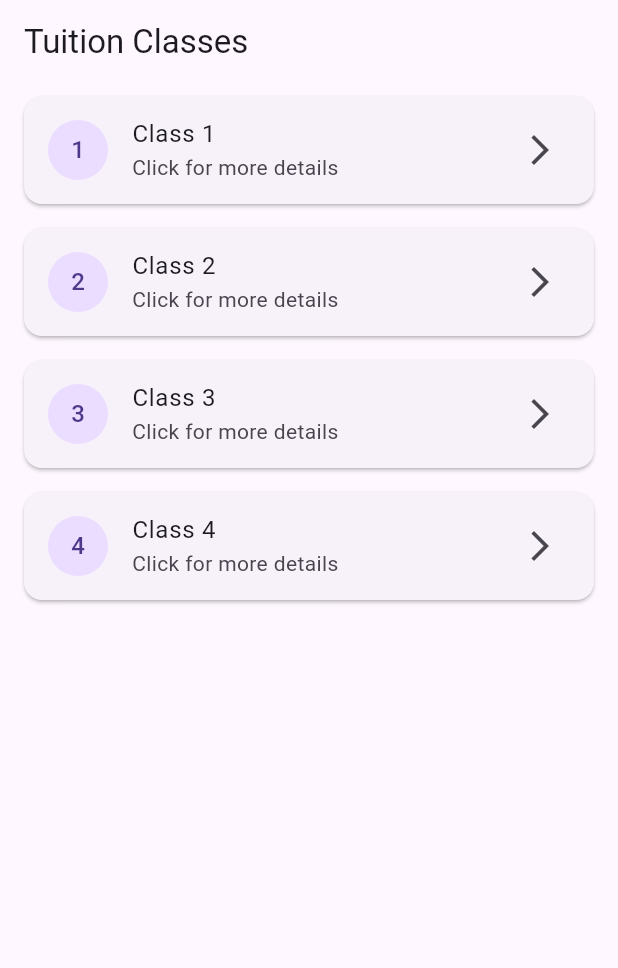
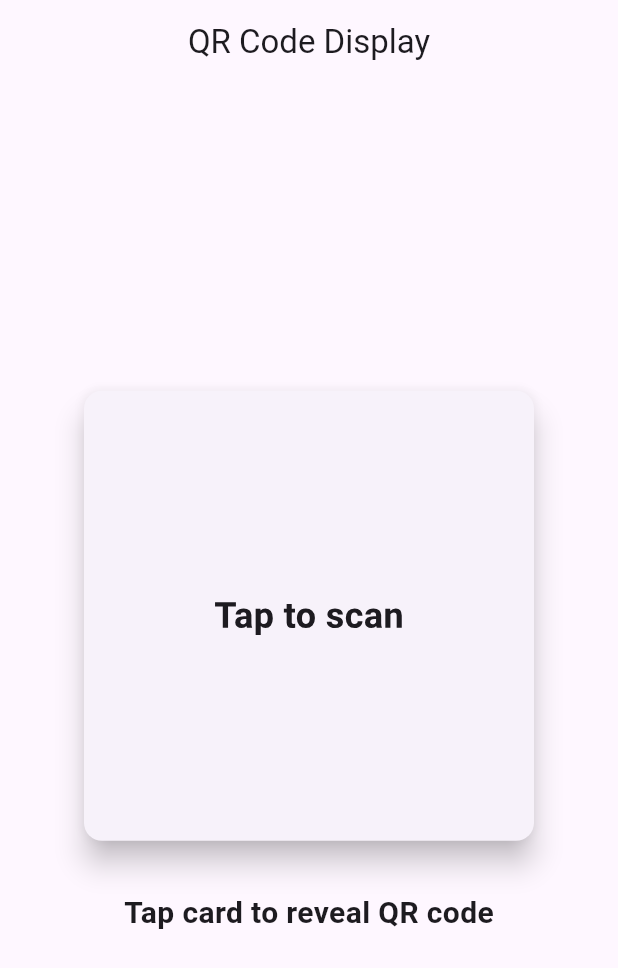
Before and after one commit to Kartikey03/FlutterFeature, a Flutter app: the screen it shows after launch, on a phone screen of 412 x 824 dp. Shown: the top 968 px of the screen. Run offline on Flutter 3.47's test engine with Material 3 defaults, Android fonts, the phone set to English and light mode, and no system bars; our stand-ins replace cached_network_image, flutter_carousel_widget, qr_flutter.

Commit message:
Added flip card animation

```diff
--- a/lib/QR_file.dart
+++ b/lib/QR_file.dart
@@ -1,88 +1,70 @@
-import 'dart:async';
+import 'dart:math';
 import 'package:flutter/material.dart';
-import 'dart:ui' as ui;
-import 'package:flutter/services.dart';
 import 'package:qr_flutter/qr_flutter.dart';
 
-class QRCodeDisplay extends StatefulWidget {
+class AnimatedQRCodeDisplay extends StatefulWidget {
   final String message;
   final String title;
-  final String assetImagePath;
   final double qrSize;
-  final double embeddedImageSize;
   final Color qrColor;
   final Color emptyColor;
   final TextStyle? messageStyle;
-  final Widget loadingWidget;
+  final Widget backWidget;
 
-  const QRCodeDisplay({
+  const AnimatedQRCodeDisplay({
     super.key,
     required this.message,
     this.title = "QR Code Display",
-    this.assetImagePath = 'assets/images/ln.png',
     this.qrSize = 300.0,
-    this.embeddedImageSize = 70.0,
     this.qrColor = Colors.black,
     this.emptyColor = Colors.white70,
     this.messageStyle,
-    this.loadingWidget = const CircularProgressIndicator(),
+    this.backWidget = const Center(
+      child: Text(
+        'Tap to scan',
+        style: TextStyle(fontSize: 24, fontWeight: FontWeight.bold),
+      ),
+    ),
   });
 
   @override
-  _QRCodeDisplayState createState() => _QRCodeDisplayState();
+  _AnimatedQRCodeDisplayState createState() => _AnimatedQRCodeDisplayState();
 }
 
-class _QRCodeDisplayState extends State<QRCodeDisplay> {
-  Future<ui.Image> _loadImage() async {
-    final completer = Completer<ui.Image>();
-    try {
-      final data = await rootBundle.load(widget.assetImagePath);
-      ui.decodeImageFromList(data.buffer.asUint8List(), completer.complete);
-    } catch (e) {
-      completer.completeError('Failed to load image: $e');
-    }
-    return completer.future;
+class _AnimatedQRCodeDisplayState extends State<AnimatedQRCodeDisplay>
+    with SingleTickerProviderStateMixin {
+  late AnimationController _controller;
+  bool _showingQR = false;
+
+  @override
+  void initState() {
+    super.initState();
+    _controller = AnimationController(
+      duration: const Duration(milliseconds: 300),
+      vsync: this,
+      value: 1.0, // Start with the controller at the end
+    );
+  }
+
+  @override
+  void dispose() {
+    _controller.dispose();
+    super.dispose();
+  }
+
+  void _toggleCard() {
+    setState(() {
+      if (_showingQR) {
+        _controller.forward();
+      } else {
+        _controller.reverse();
+      }
+      _showingQR = !_showingQR;
+    });
   }
 
   @override
   Widget build(BuildContext context) {
-    final qrCode = FutureBuilder(
-      future: _loadImage(),
-      builder: (ctx, snapshot) {
-        if (snapshot.hasError) {
-          return SizedBox(
-            height: widget.qrSize,
-            width: widget.qrSize,
-            child: Center(
-              child: Text('Error loading image: ${snapshot.error}'),
-            ),
-          );
-        }
-
-        if (!snapshot.hasData) {
-          return SizedBox(
-            height: widget.qrSize,
-            width: widget.qrSize,
-            child: Center(child: widget.loadingWidget),
-          );
-        }
-
-        return CustomPaint(
-          size: Size.square(widget.qrSize),
-          painter: QrPainter(
-            data: widget.message,
-            version: QrVersions.auto,
-            color: widget.qrColor,
-            emptyColor: widget.emptyColor,
-            embeddedImage: snapshot.data,
-            embeddedImageStyle: QrEmbeddedImageStyle(
-              size: Size.square(widget.embeddedImageSize),
-            ),
-          ),
-        );
-      },
-    );
-
     return Scaffold(
       appBar: AppBar(
         title: Text(widget.title),
@@ -92,13 +74,54 @@ class _QRCodeDisplayState extends State<QRCodeDisplay> {
         child: Column(
           mainAxisAlignment: MainAxisAlignment.center,
           children: [
-            SizedBox(
-              width: widget.qrSize,
-              child: qrCode,
+            GestureDetector(
+              onTap: _toggleCard,
+              child: AnimatedBuilder(
+                animation: _controller,
+                builder: (context, child) {
+                  return Transform(
+                    transform: Matrix4.identity()
+                      ..setEntry(3, 2, 0.001)
+                      ..rotateY(pi * _controller.value),
+                    alignment: Alignment.center,
+                    child: _controller.value >= 0.5
+                        ? Transform(
+                            transform: Matrix4.identity()..rotateY(pi),
+                            alignment: Alignment.center,
+                            child: Card(
+                              elevation: 8,
+                              child: Container(
+                                width: widget.qrSize,
+                                height: widget.qrSize,
+                                padding: const EdgeInsets.all(16),
+                                child: widget.backWidget,
+                              ),
+                            ),
+                          )
+                        : Card(
+                            elevation: 8,
+                            child: Container(
+                              width: widget.qrSize,
+                              height: widget.qrSize,
+                              padding: const EdgeInsets.all(16),
+                              child: CustomPaint(
+                                size: Size.square(widget.qrSize),
+                                painter: QrPainter(
+                                  data: widget.message,
+                                  version: QrVersions.auto,
+                                  color: widget.qrColor,
+                                  emptyColor: widget.emptyColor,
+                                ),
+                              ),
+                            ),
+                          ),
+                  );
+                },
+              ),
             ),
             const SizedBox(height: 30),
             Text(
-              widget.message,
+              _showingQR ? widget.message : 'Tap card to reveal QR code',
               style: widget.messageStyle ??
                   const TextStyle(
                     fontSize: 20,
--- a/lib/batch_booking.dart
+++ b/lib/batch_booking.dart
@@ -56,6 +56,7 @@ class _ClassScheduleScreenState extends State<ClassScheduleScreen> {
       appBar: AppBar(
         title: const Text('Class Schedule'),
         actions: [
+
           TextButton.icon(
             icon: const Icon(Icons.person),
             onPressed: () => _showTeachersDialog(context),
--- a/lib/main.dart
+++ b/lib/main.dart
@@ -19,7 +19,7 @@ class MyApp extends StatelessWidget {
   Widget build(BuildContext context) {
     return MaterialApp(
       debugShowCheckedModeBanner: false,
-      home: TuitionApp(),
+      home: AnimatedQRCodeDisplay(message: "Hello This is Flutter"),
     );
   }
 }
@@ -74,6 +74,7 @@ class TListScreen extends StatelessWidget {
                   return TuitionCard(tuitions[index]);
                 },
               ),
+
             ),
           ],
         ),
```
